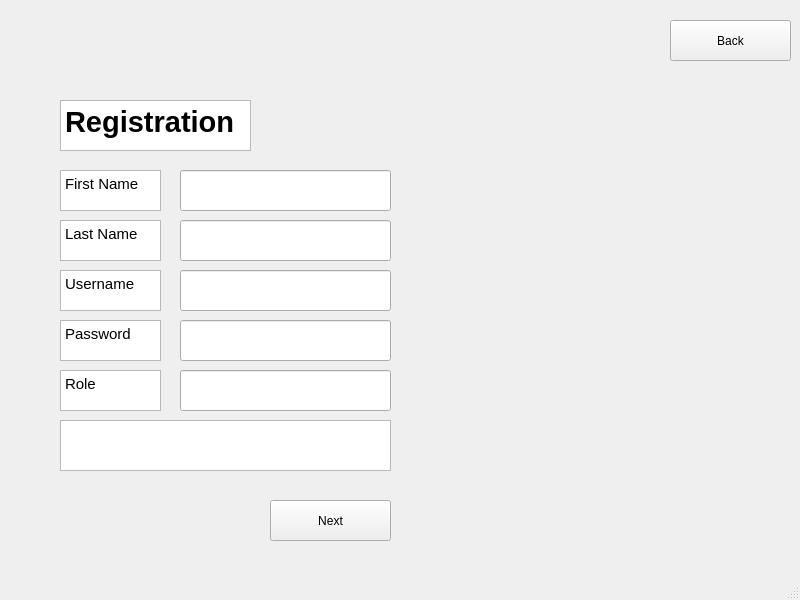
Old version of the form code/Staging_Environment/SP23/code/SP23/registration_window.ui in the repository muazzamaqeel/Software-Project-CTS-5.
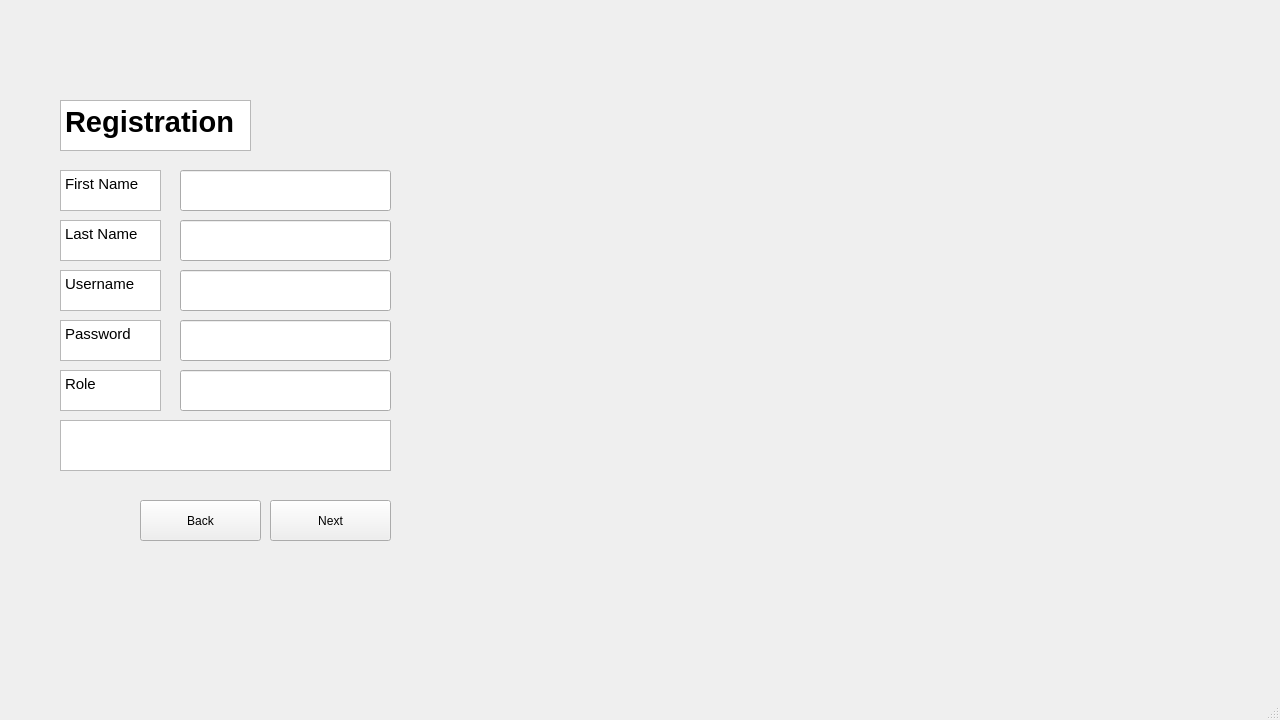
New version of the form.

```diff
--- a/code/Staging_Environment/SP23/code/SP23/registration_window.ui
+++ b/code/Staging_Environment/SP23/code/SP23/registration_window.ui
@@ -6,10 +6,22 @@
    <rect>
     <x>0</x>
     <y>0</y>
-    <width>800</width>
-    <height>600</height>
+    <width>1280</width>
+    <height>720</height>
    </rect>
   </property>
+  <property name="minimumSize">
+   <size>
+    <width>1280</width>
+    <height>720</height>
+   </size>
+  </property>
+  <property name="maximumSize">
+   <size>
+    <width>1280</width>
+    <height>720</height>
+   </size>
+  </property>
   <property name="windowTitle">
    <string>MainWindow</string>
   </property>
@@ -190,8 +202,8 @@
    <widget class="QPushButton" name="back">
     <property name="geometry">
      <rect>
-      <x>670</x>
-      <y>20</y>
+      <x>140</x>
+      <y>500</y>
       <width>121</width>
       <height>41</height>
      </rect>
```
Left out of the diff: 2 changed lines with no effect on the pictures.
